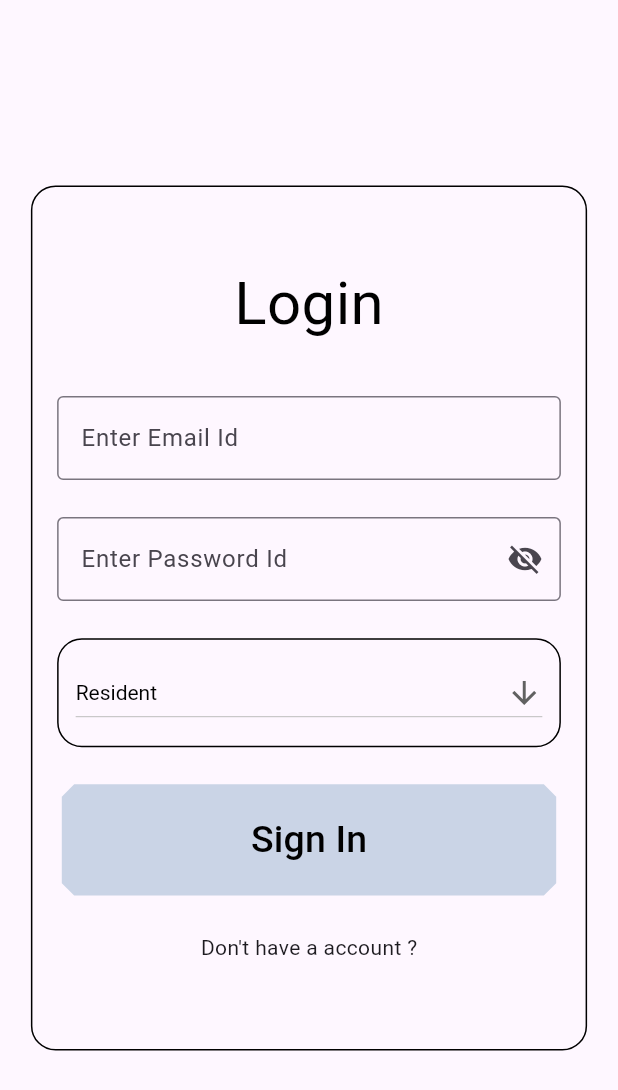
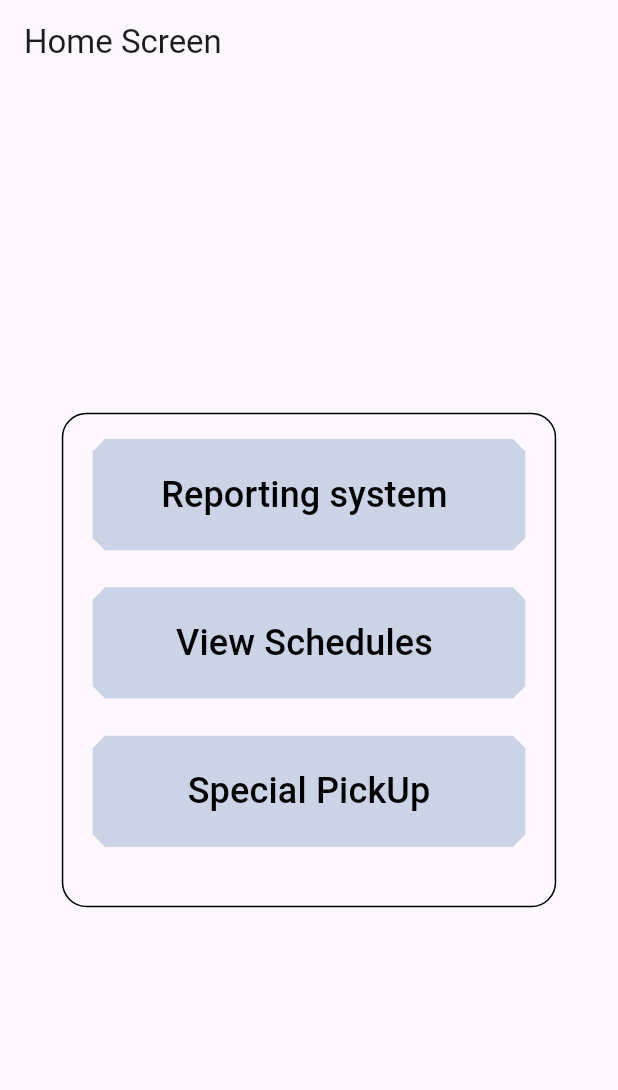
Before and after one commit to tejasvmodi/oddo_combat, a Flutter app: the screen it shows after launch, on a phone screen of 412 x 824 dp. Shown: the top 1090 px of the screen. Run offline on Flutter 3.47's test engine with Material 3 defaults, Android fonts, the light colour scheme and no system bars.

Commit message:
resident home screen UI complete

```diff
--- a/lib/UI/Authentication/Register.dart
+++ b/lib/UI/Authentication/Register.dart
@@ -13,7 +13,7 @@ class _RegistrationState extends State<Registration> {
   bool _confirmshowpassword = false;
 
   var email = TextEditingController();
-  var Password = TextEditingController();
+  var password = TextEditingController();
   var confirmpassword = TextEditingController();
   var phonenumber = TextEditingController();
   var name = TextEditingController();
@@ -65,7 +65,7 @@ class _RegistrationState extends State<Registration> {
                 ),
                 TextField(
                    obscureText: !_showPassword,
-                  controller: Password,
+                  controller: password,
                   decoration: InputDecoration(
                       suffixIcon: IconButton(
                         icon: Icon(
@@ -79,8 +79,8 @@ class _RegistrationState extends State<Registration> {
                           });
                         },
                       ),
-                      label: Text('Enter Password Id '),
-                      border: OutlineInputBorder(
+                      label: const Text('Enter Password Id '),
+                      border: const OutlineInputBorder(
                           borderSide: BorderSide(color: Colors.black))),
                 ),
                 SizedBox(
@@ -102,8 +102,8 @@ class _RegistrationState extends State<Registration> {
                           });
                         },
                       ),
-                      label: Text('Enter Confirm Password Id '),
-                      border: OutlineInputBorder(
+                      label: const Text('Enter Confirm Password Id '),
+                      border: const OutlineInputBorder(
                           borderSide: BorderSide(color: Colors.black))),
                 ),
                 SizedBox(
--- /dev/null
+++ b/lib/UI/Resident Ui/resident_home.dart
@@ -0,0 +1,110 @@
+import 'package:flutter/material.dart';
+
+class ResidentHome extends StatefulWidget {
+  const ResidentHome({super.key});
+
+  @override
+  State<ResidentHome> createState() => _ResidentHomeState();
+}
+
+class _ResidentHomeState extends State<ResidentHome> {
+  @override
+  Widget build(BuildContext context) {
+    return Scaffold(
+      appBar: AppBar(
+        title: const Text('Home Screen'),
+      ),
+      body: Center(
+        child: Container(
+          height: MediaQuery.of(context).size.height * 0.4,
+          width: MediaQuery.of(context).size.width * 0.8,
+          padding: EdgeInsets.all(MediaQuery.of(context).size.width * 0.02),
+          decoration: BoxDecoration(
+              border: Border.all(color: Colors.black),
+              borderRadius: BorderRadius.all(Radius.elliptical(
+                  MediaQuery.of(context).size.width * 0.04,
+                  MediaQuery.of(context).size.width * 0.04))),
+          child: Column(
+            children: [
+              SizedBox(height: MediaQuery.of(context).size.height * 0.01,),
+              TextButton(
+                style: ButtonStyle(
+                  shape: MaterialStatePropertyAll(
+                    BeveledRectangleBorder(
+                      borderRadius: BorderRadius.all(
+                        Radius.elliptical(
+                            MediaQuery.of(context).size.width * 0.02,
+                            MediaQuery.of(context).size.width * 0.02),
+                      ),
+                    ),
+                  ),
+                  fixedSize: MaterialStatePropertyAll(Size(
+                      MediaQuery.of(context).size.width * 0.7,
+                      MediaQuery.of(context).size.height * 0.09)),
+                  backgroundColor: const MaterialStatePropertyAll(
+                    Color.fromARGB(255, 202, 212, 230),
+                  ),
+                ),
+                onPressed: () {},
+                child: const Text(
+                  'Reporting system ',
+                  style: TextStyle(color: Colors.black,fontSize: 24),
+                ),
+              ),
+              SizedBox(height: MediaQuery.of(context).size.height * 0.03,),
+               TextButton(
+                style: ButtonStyle(
+                  shape: MaterialStatePropertyAll(
+                    BeveledRectangleBorder(
+                      borderRadius: BorderRadius.all(
+                        Radius.elliptical(
+                            MediaQuery.of(context).size.width * 0.02,
+                            MediaQuery.of(context).size.width * 0.02),
+                      ),
+                    ),
+                  ),
+                  fixedSize: MaterialStatePropertyAll(Size(
+                      MediaQuery.of(context).size.width * 0.7,
+                      MediaQuery.of(context).size.height * 0.09)),
+                  backgroundColor: const MaterialStatePropertyAll(
+                    Color.fromARGB(255, 202, 212, 230),
+                  ),
+                ),
+                onPressed: () {},
+                child: const Text(
+                  'View Schedules ',
+                  style: TextStyle(color: Colors.black,fontSize: 24),
+                ),
+              ),
+              SizedBox(height: MediaQuery.of(context).size.height * 0.03,),
+               TextButton(
+                style: ButtonStyle(
+                  shape: MaterialStatePropertyAll(
+                    BeveledRectangleBorder(
+                      borderRadius: BorderRadius.all(
+                        Radius.elliptical(
+                            MediaQuery.of(context).size.width * 0.02,
+                            MediaQuery.of(context).size.width * 0.02),
+                      ),
+                    ),
+                  ),
+                  fixedSize: MaterialStatePropertyAll(Size(
+                      MediaQuery.of(context).size.width * 0.7,
+                      MediaQuery.of(context).size.height * 0.09)),
+                  backgroundColor: const MaterialStatePropertyAll(
+                    Color.fromARGB(255, 202, 212, 230),
+                  ),
+                ),
+                onPressed: () {},
+                child: const Text(
+                  'Special PickUp',
+                  style: TextStyle(color: Colors.black,fontSize: 24),
+                ),
+              ),
+            ],
+          ),
+        ),
+      ),
+    );
+  }
+}
```
Also changed, not shown: lib/UI/Authentication/login.dart (+6 -2 lines), lib/UI/Resident Ui/reportingsystem.dart (added, +15 -0 lines), lib/main.dart (+2 -90 lines).
